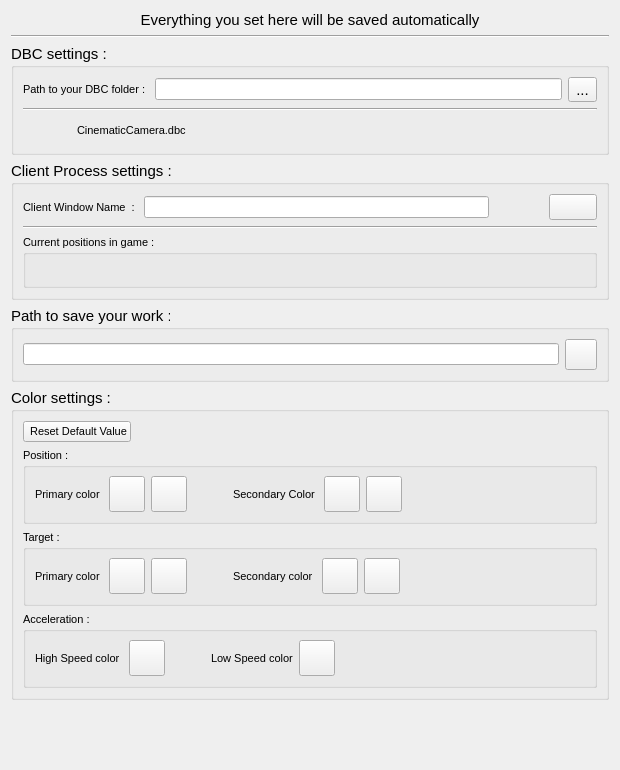
Intemporel/CameraCinematic, file src/settings.ui: the form before one commit.
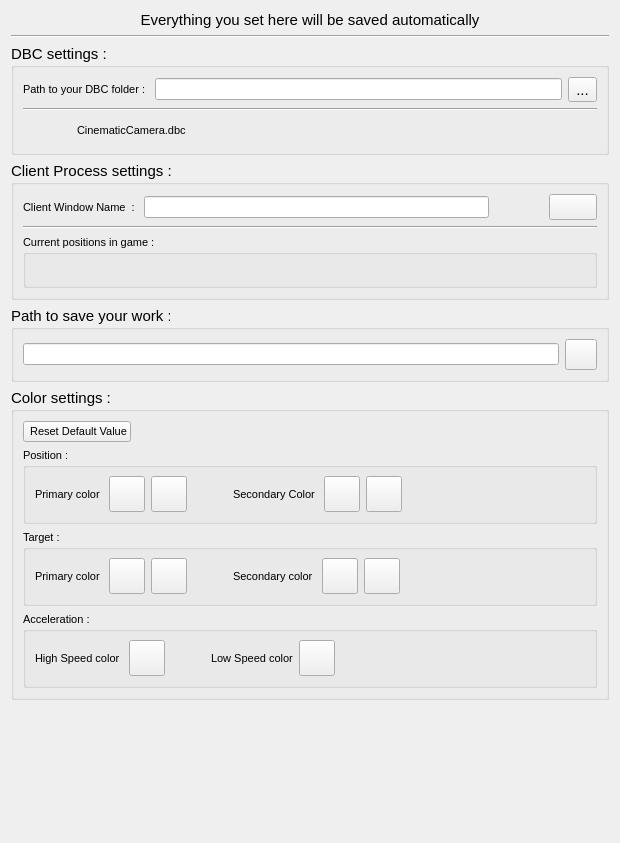
The form after the commit. Icons and pictures are not drawn.

Commit message: Add player orientation in settings

What changed in the file:
```diff
--- a/src/settings.ui
+++ b/src/settings.ui
@@ -10,7 +10,7 @@
     <x>0</x>
     <y>0</y>
     <width>620</width>
-    <height>770</height>
+    <height>843</height>
    </rect>
   </property>
   <property name="minimumSize">
@@ -22,7 +22,7 @@
   <property name="maximumSize">
    <size>
     <width>620</width>
-    <height>800</height>
+    <height>850</height>
    </size>
   </property>
   <property name="windowTitle">
```
Left out of the diff: 12 changed lines with no effect on the pictures. Lines whose indentation alone changed are shown as unchanged. The commit also changes 1 other file.
